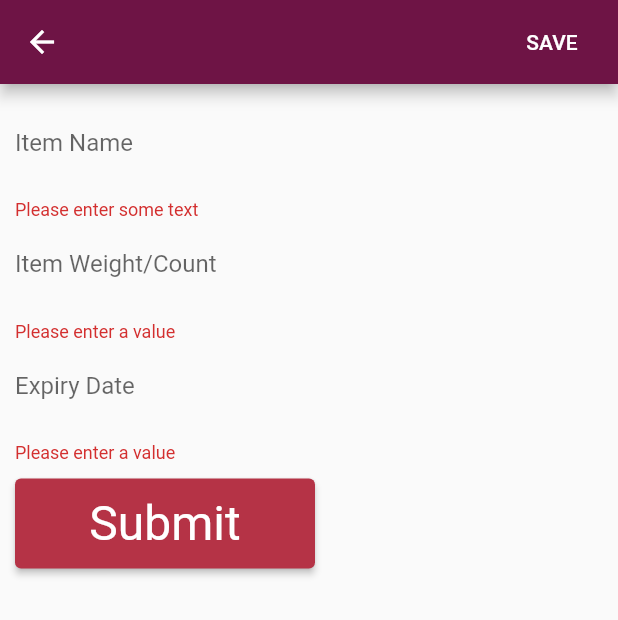
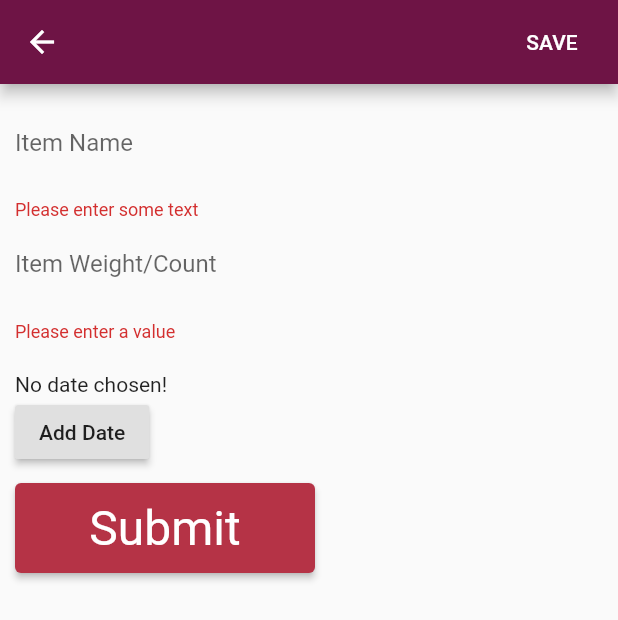
Before and after one commit to ImperialOctopus/fridgespace, a Flutter app: the AddItemScreen screen opened directly with empty values, after a tap on "Submit", on a phone screen of 412 x 824 dp. Shown: the top 620 px of the screen. Run offline on Flutter 3.47's test engine with Material 2 defaults, Android fonts, the phone set to English and light mode, and no system bars; our stand-ins replace cloud_firestore, equatable, firebase_auth, firebase_core, flutter_bloc, google_sign_in and 1 more; missing offline and left inert: firebase_ml_vision, openfoodfacts; accounts and stored records are empty.

Commit message:
Added date picker

```diff
--- a/lib/screen/add_item/add_item_screen.dart
+++ b/lib/screen/add_item/add_item_screen.dart
@@ -1,5 +1,6 @@
 import 'package:flutter/material.dart';
 import 'package:flutter/services.dart';
+import 'package:intl/intl.dart';
 
 import '../../model/food_item.dart';
 import '../../model/product_lookup_result.dart';
@@ -27,6 +28,29 @@ class _AddItemScreenState extends State<AddItemScreen> {
     super.initState();
     _nameController = TextEditingController();
     _quantityController = TextEditingController();
+  }
+
+  DateTime _selectedDate;
+
+  //Method for showing the date picker
+  void _pickDateDialog() {
+    showDatePicker(
+        context: context,
+        initialDate: DateTime.now(),
+        //which date will display when user open the picker
+        firstDate: DateTime(1950), //what will be the up to supported date in picker
+        lastDate: DateTime.now().add(const Duration(days: 3650)))
+        .then((pickedDate) {
+      //then usually do the future job
+      if (pickedDate == null) {
+        //if user tap cancel then this function will stop
+        return;
+      }
+      setState(() {
+        //for rebuilding the ui
+        _selectedDate = pickedDate;
+      });
+    });
   }
 
   @override
@@ -82,16 +106,12 @@ class _AddItemScreenState extends State<AddItemScreen> {
               return null;
             },
           ),
-          TextFormField(
-            decoration: const InputDecoration(
-                border: InputBorder.none, labelText: 'Expiry Date'),
-            validator: (value) {
-              if (value.isEmpty) {
-                return 'Please enter a value';
-              }
-              return null;
-            },
-          ),
+          const SizedBox(height: 20),
+          Text(_selectedDate == null //ternary expression to check if date is null
+              ? 'No date chosen!'
+              : 'Expiry Date: ${DateFormat.yMMMd().format(_selectedDate)}'),
+          RaisedButton(child: const Text('Add Date'), onPressed: _pickDateDialog),
+
           Padding(
             padding: const EdgeInsets.symmetric(vertical: 10.0),
             child: ElevatedButton(
@@ -112,7 +132,7 @@ class _AddItemScreenState extends State<AddItemScreen> {
       final item = FoodItem(
         name: _nameController.text,
         quantity: _quantityController.text,
-        expires: null,
+        expires: _selectedDate,
         shared: null,
       );
 
```
